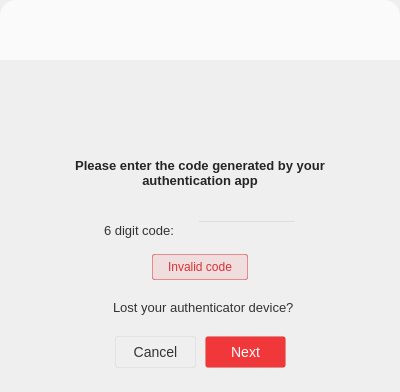
Old version of the form src/MEGASync/gui/macx/GuestWidget.ui in the repository meganz/MEGAsync.
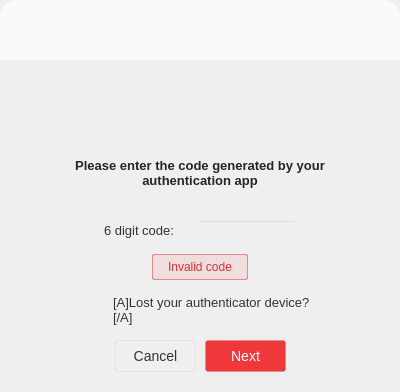
New version of the form. Icons and pictures are not drawn. Custom widgets are drawn as their Qt base class.

Commit message: Update ui strings and source translation file

```diff
--- a/src/MEGASync/gui/macx/GuestWidget.ui
+++ b/src/MEGASync/gui/macx/GuestWidget.ui
@@ -2533,7 +2533,7 @@
              <cursorShape>PointingHandCursor</cursorShape>
             </property>
             <property name="text">
-             <string>Lost your authenticator device?</string>
+             <string>[A]Lost your authenticator device?[/A]</string>
             </property>
             <property name="textFormat">
              <enum>Qt::RichText</enum>
```
The commit also changes 3 other files.
